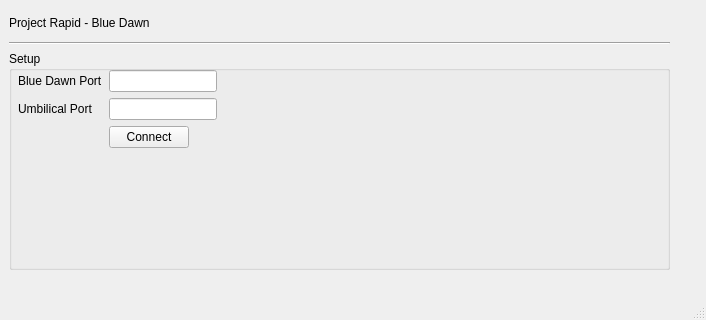
Old version of the form GSE/mainwindow.ui in the repository Bruin-Spacecraft-Group/Rapid-Blue-Dawn-Ground-Testing.
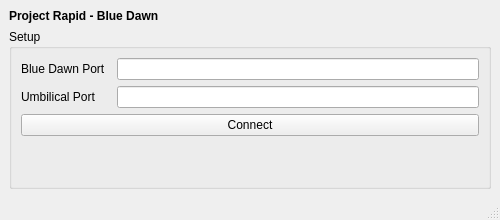
New version of the form. Icons and pictures are not drawn.

What changed in the file:
```diff
--- a/GSE/mainwindow.ui
+++ b/GSE/mainwindow.ui
@@ -6,15 +6,15 @@
    <rect>
     <x>0</x>
     <y>0</y>
-    <width>706</width>
-    <height>320</height>
+    <width>500</width>
+    <height>220</height>
    </rect>
   </property>
-  <property name="sizePolicy">
-   <sizepolicy hsizetype="Minimum" vsizetype="Ignored">
-    <horstretch>0</horstretch>
-    <verstretch>0</verstretch>
-   </sizepolicy>
+  <property name="minimumSize">
+   <size>
+    <width>500</width>
+    <height>0</height>
+   </size>
   </property>
   <property name="windowTitle">
    <string>Bruin Space GSE Setup</string>
@@ -24,60 +24,49 @@
     <normaloff>images/MainLogo.png</normaloff>images/MainLogo.png</iconset>
   </property>
   <widget class="QWidget" name="centralwidget">
-   <widget class="QWidget" name="verticalLayoutWidget">
-    <property name="geometry">
-     <rect>
-      <x>9</x>
-      <y>9</y>
-      <width>661</width>
-      <height>261</height>
-     </rect>
-    </property>
-    <layout class="QVBoxLayout" name="verticalLayout" stretch="1,0,8">
+   <layout class="QVBoxLayout" name="verticalLayout">
      <item>
-      <widget class="QLabel" name="label">
+     <widget class="QLabel" name="title">
+      <property name="maximumSize">
+       <size>
+        <width>16777215</width>
+        <height>25</height>
+       </size>
+      </property>
+      <property name="font">
+       <font>
+        <weight>75</weight>
+        <bold>true</bold>
+       </font>
+      </property>
        <property name="text">
         <string>Project Rapid - Blue Dawn</string>
        </property>
       </widget>
      </item>
-     <item>
-      <widget class="Line" name="line">
-       <property name="orientation">
-        <enum>Qt::Horizontal</enum>
-       </property>
-      </widget>
-     </item>
      <item>
       <widget class="QGroupBox" name="port_groupbox">
        <property name="title">
         <string>Setup</string>
        </property>
-       <widget class="QWidget" name="formLayoutWidget">
-        <property name="geometry">
-         <rect>
-          <x>9</x>
-          <y>19</y>
-          <width>661</width>
-          <height>211</height>
-         </rect>
-        </property>
-        <layout class="QFormLayout" name="formLayout">
-         <item row="1" column="0">
+      <layout class="QVBoxLayout" name="verticalLayout_2">
+       <item>
+        <layout class="QHBoxLayout" name="horizontalLayout" stretch="1,4">
+         <item>
           <widget class="QLabel" name="labelBlue">
+           <property name="maximumSize">
+            <size>
+             <width>16777215</width>
+             <height>25</height>
+            </size>
+           </property>
            <property name="text">
             <string>Blue Dawn Port</string>
            </property>
           </widget>
          </item>
-         <item row="1" column="1">
+         <item>
           <widget class="QLineEdit" name="bd_port">
-           <property name="sizePolicy">
-            <sizepolicy hsizetype="Maximum" vsizetype="Fixed">
-             <horstretch>0</horstretch>
-             <verstretch>0</verstretch>
-            </sizepolicy>
-           </property>
            <property name="inputMask">
             <string/>
            </property>
@@ -86,31 +75,24 @@
            </property>
           </widget>
          </item>
-         <item row="2" column="0">
+        </layout>
+       </item>
+       <item>
+        <layout class="QHBoxLayout" name="horizontalLayout_3" stretch="1,4">
+         <item>
           <widget class="QLabel" name="labelUmb">
            <property name="text">
             <string>Umbilical Port</string>
            </property>
           </widget>
          </item>
-         <item row="2" column="1">
-          <widget class="QLineEdit" name="ub_port">
-           <property name="sizePolicy">
-            <sizepolicy hsizetype="Maximum" vsizetype="Fixed">
-             <horstretch>0</horstretch>
-             <verstretch>0</verstretch>
-            </sizepolicy>
-           </property>
-          </widget>
+         <item>
+          <widget class="QLineEdit" name="ub_port"/>
          </item>
-         <item row="3" column="1">
+        </layout>
+       </item>
+       <item>
           <widget class="QPushButton" name="buttonConnect">
-           <property name="sizePolicy">
-            <sizepolicy hsizetype="Maximum" vsizetype="Fixed">
-             <horstretch>0</horstretch>
-             <verstretch>0</verstretch>
-            </sizepolicy>
-           </property>
            <property name="text">
             <string>Connect</string>
            </property>
@@ -122,12 +104,23 @@
            </property>
           </widget>
          </item>
-        </layout>
-       </widget>
-      </widget>
-     </item>
-    </layout>
-   </widget>
+       <item>
+        <spacer name="verticalSpacer">
+         <property name="orientation">
+          <enum>Qt::Vertical</enum>
+         </property>
+         <property name="sizeHint" stdset="0">
+          <size>
+           <width>20</width>
+           <height>40</height>
+          </size>
+         </property>
+        </spacer>
+       </item>
+      </layout>
+     </widget>
+    </item>
+   </layout>
   </widget>
   <widget class="QStatusBar" name="statusbar"/>
  </widget>
```
Lines whose indentation alone changed are shown as unchanged.
